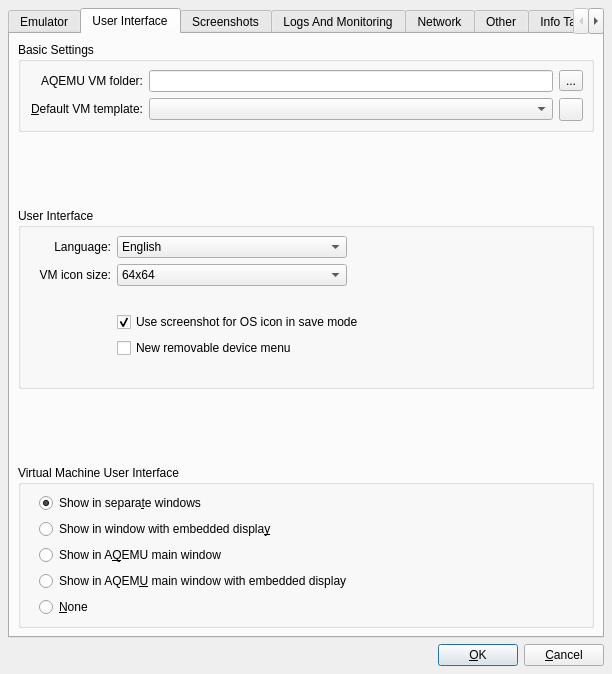
This is src/Advanced_Settings_Window.ui in tobimensch/aqemu as Qt 5 draws it before an edit. The edited form follows.
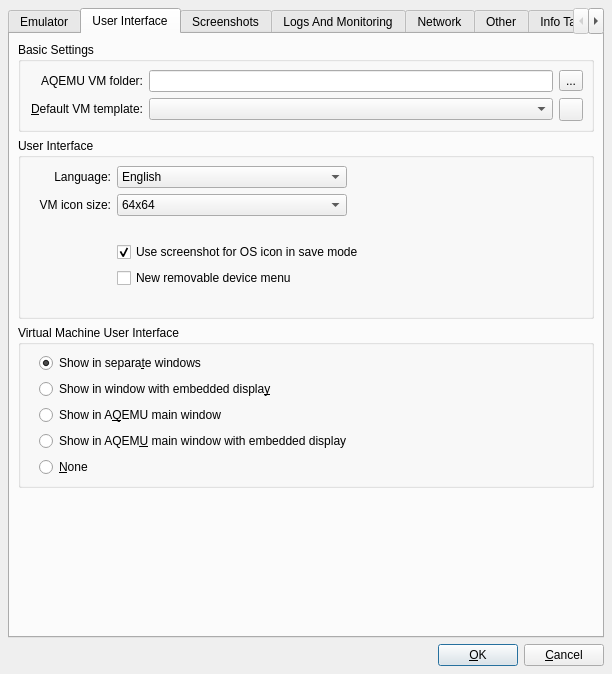
This is the edited form. The open tabs and pages were chosen to show the change. Icons and pictures are not drawn.

Commit message: Better spacing in Settings.

```diff
--- a/src/Advanced_Settings_Window.ui
+++ b/src/Advanced_Settings_Window.ui
@@ -332,22 +332,6 @@
          </layout>
         </widget>
        </item>
-       <item>
-        <spacer name="verticalSpacer_12">
-         <property name="orientation">
-          <enum>Qt::Vertical</enum>
-         </property>
-         <property name="sizeType">
-          <enum>QSizePolicy::MinimumExpanding</enum>
-         </property>
-         <property name="sizeHint" stdset="0">
-          <size>
-           <width>459</width>
-           <height>33</height>
-          </size>
-         </property>
-        </spacer>
-       </item>
        <item>
         <widget class="QGroupBox" name="groupBox_4">
          <property name="title">
@@ -499,22 +483,6 @@
          </layout>
         </widget>
        </item>
-       <item>
-        <spacer name="verticalSpacer_2">
-         <property name="orientation">
-          <enum>Qt::Vertical</enum>
-         </property>
-         <property name="sizeType">
-          <enum>QSizePolicy::MinimumExpanding</enum>
-         </property>
-         <property name="sizeHint" stdset="0">
-          <size>
-           <width>459</width>
-           <height>32</height>
-          </size>
-         </property>
-        </spacer>
-       </item>
        <item>
         <widget class="QGroupBox" name="groupBox_5">
          <property name="title">
@@ -569,6 +537,19 @@
          </layout>
         </widget>
        </item>
+       <item>
+        <spacer name="verticalSpacer_13">
+         <property name="orientation">
+          <enum>Qt::Vertical</enum>
+         </property>
+         <property name="sizeHint" stdset="0">
+          <size>
+           <width>20</width>
+           <height>40</height>
+          </size>
+         </property>
+        </spacer>
+       </item>
       </layout>
      </widget>
      <widget class="QWidget" name="tab">
```
Left out of the diff: 83 changed lines with no effect on the pictures.
